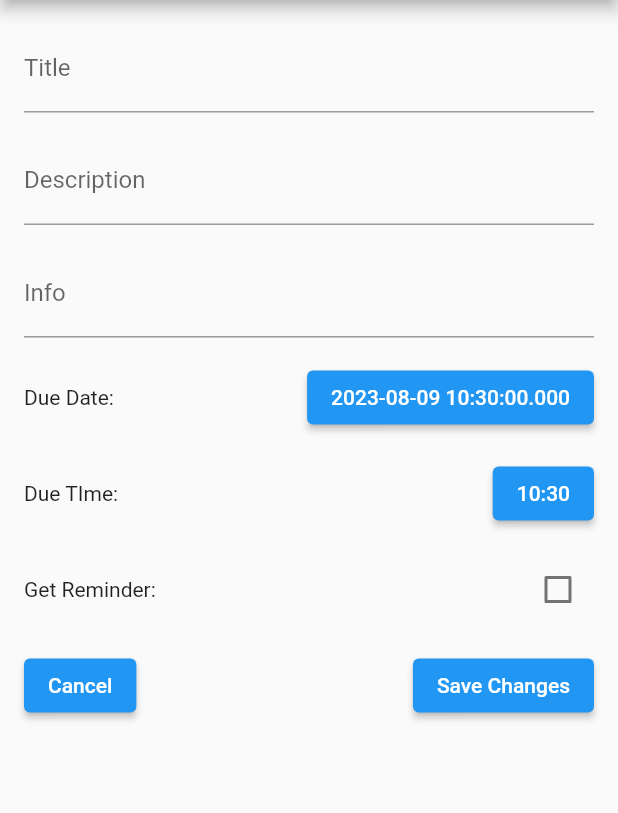
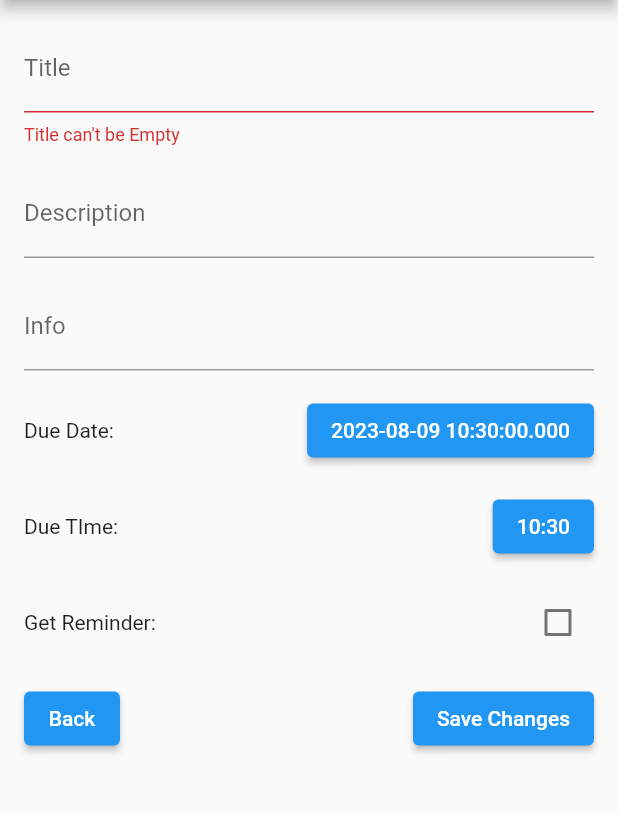
Before and after one commit to Elfen54/TodoHive, a Flutter app: the EditTodoScreen screen opened directly with empty values, after a tap on "Save Changes", on a phone screen of 412 x 824 dp, the part 84-897 px from its top. Run offline on Flutter 3.47's test engine with Material 2 defaults, Android fonts, the phone set to English and light mode, and no system bars; our stand-ins replace hive, hive_flutter; accounts and stored records are empty.

Commit message:
Added more functionality to the Editing section. It now won't accept a blank Title Field and on \'Save Changes\' button saves  the changes and returns back to the previous page.

```diff
--- a/lib/screens/edit_todo.dart
+++ b/lib/screens/edit_todo.dart
@@ -18,6 +18,8 @@ class _EditTodoScreenState extends State<EditTodoScreen> {
   bool _getReminder = false;
   DateTime? _dueDate;
   TimeOfDay? _dueTime;
+
+  bool _validate = false; // Add Validation flag
 
   @override
   void initState() {
@@ -46,7 +48,10 @@ class _EditTodoScreenState extends State<EditTodoScreen> {
           children: [
             TextFormField(
               controller: _titleController,
-              decoration: const InputDecoration(labelText: 'Title'),
+              decoration: InputDecoration(
+                  labelText: 'Title',
+                  errorText: _validate ? 'Title can\'t be Empty' : null,
+              ),
             ),
             const SizedBox(height: 16),
             TextFormField(
@@ -133,20 +138,31 @@ class _EditTodoScreenState extends State<EditTodoScreen> {
                       // Navigate Back to the Previous screen without saving
                       Navigator.pop(context);
                     },
-                    child: const Text('Cancel'),
+                    child: const Text('Back'),
                 ),
                 ElevatedButton(
                   onPressed: () {
+                    setState(() {
+                      _titleController.text.trim().isEmpty
+                          ? _validate = true
+                          : _validate = false;
+                    });
+
+                    if (_titleController.text.trim().isNotEmpty) {
                       // Implement logic to update the selected todo item
                       // Update the todo item's properties using the controllers
                       widget.todo.title = _titleController.text;
                       widget.todo.description = _descriptionController.text;
                       widget.todo.imagePath = _imagePathController.text;
                       widget.todo.dueDate = _dueDate;
-                    widget.todo.dueTime = _dueTime != null ? DateTime(0,0,0, _dueTime!.hour, _dueTime!.minute,) : null;
+                      widget.todo.dueTime = _dueTime != null
+                          ? DateTime(0,0,0, _dueTime!.hour, _dueTime!.minute)
+                          : null;
                       widget.todo.getReminder = _getReminder;
 
                       widget.todo.save(); // Save changes to the data Store
+                      Navigator.pop(context); // Return to previous screen
+                    }
                   },
                   child: const Text('Save Changes'),
                 ),
```
Lines whose indentation alone changed are shown as unchanged.
